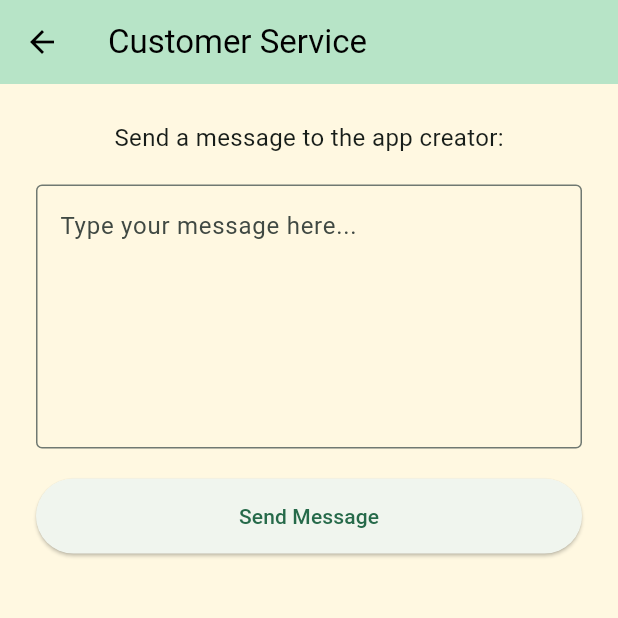
After one commit to Olegario-III/lockalistaapp, a Flutter app: the screen it shows once a user with an empty profile is signed in, item 4 of the bottom bar chosen, after a tap on "Customer Service", on a phone screen of 412 x 824 dp, the top half of it. The commit adds this screen. Run offline on Flutter 3.47's test engine with Material 3 defaults, Android fonts, the phone set to English and light mode, and no system bars; our stand-ins replace cached_network_image, cloud_firestore, firebase_auth, firebase_core, flutter_map, geolocator and 5 more; accounts and stored records are empty.

Commit message:
created a costumer service

```diff
--- a/lib/features/admin/admin_dashboard_page.dart
+++ b/lib/features/admin/admin_dashboard_page.dart
@@ -5,6 +5,7 @@ import 'approvals/approval_events_page.dart';
 import 'approvals/approval_stores_page.dart';
 import 'verification/verification_requests_page.dart';
 import 'reports/reported_accounts_page.dart';
+import 'customer_messages/admin_customer_messages_page.dart';
 
 class AdminDashboardPage extends StatelessWidget {
   const AdminDashboardPage({super.key});
@@ -12,7 +13,7 @@ class AdminDashboardPage extends StatelessWidget {
   @override
   Widget build(BuildContext context) {
     return DefaultTabController(
-      length: 4,
+      length: 5, // ✅ changed from 4 to 5
       child: Scaffold(
         appBar: AppBar(
           title: const Text('Admin Dashboard'),
@@ -23,6 +24,7 @@ class AdminDashboardPage extends StatelessWidget {
               Tab(text: 'Pending Stores'),
               Tab(text: 'Verifications'),
               Tab(text: 'Reports'),
+              Tab(text: 'Messages'), // ✅ NEW TAB
             ],
           ),
         ),
@@ -32,6 +34,7 @@ class AdminDashboardPage extends StatelessWidget {
             ApprovalStoresPage(),
             VerificationRequestsPage(),
             ReportedAccountsPage(),
+            AdminCustomerMessagesPage(), // ✅ NEW PAGE
           ],
         ),
       ),
--- /dev/null
+++ b/lib/features/profile/customer_service_page.dart
@@ -0,0 +1,86 @@
+import 'package:flutter/material.dart';
+import 'package:cloud_firestore/cloud_firestore.dart';
+import 'package:firebase_auth/firebase_auth.dart';
+
+class CustomerServicePage extends StatefulWidget {
+  const CustomerServicePage({super.key});
+
+  @override
+  State<CustomerServicePage> createState() => _CustomerServicePageState();
+}
+
+class _CustomerServicePageState extends State<CustomerServicePage> {
+  final TextEditingController _messageController = TextEditingController();
+  bool isSending = false;
+
+  Future<void> sendMessage() async {
+    final user = FirebaseAuth.instance.currentUser;
+
+    if (user == null) return;
+
+    if (_messageController.text.trim().isEmpty) {
+      ScaffoldMessenger.of(context).showSnackBar(
+        const SnackBar(content: Text("Please enter a message")),
+      );
+      return;
+    }
+
+    setState(() => isSending = true);
+
+    await FirebaseFirestore.instance.collection("customer_messages").add({
+      "userId": user.uid,
+      "userEmail": user.email,
+      "message": _messageController.text.trim(),
+      "createdAt": FieldValue.serverTimestamp(),
+      "status": "unread",
+    });
+
+    setState(() => isSending = false);
+    _messageController.clear();
+
+    ScaffoldMessenger.of(context).showSnackBar(
+      const SnackBar(content: Text("Message sent successfully")),
+    );
+
+    Navigator.pop(context);
+  }
+
+  @override
+  Widget build(BuildContext context) {
+    return Scaffold(
+      appBar: AppBar(
+        title: const Text("Customer Service"),
+      ),
+      body: Padding(
+        padding: const EdgeInsets.all(24),
+        child: Column(
+          children: [
+            const Text(
+              "Send a message to the app creator:",
+              style: TextStyle(fontSize: 16),
+            ),
+            const SizedBox(height: 20),
+            TextField(
+              controller: _messageController,
+              maxLines: 6,
+              decoration: const InputDecoration(
+                hintText: "Type your message here...",
+                border: OutlineInputBorder(),
+              ),
+            ),
+            const SizedBox(height: 20),
+            ElevatedButton(
+              onPressed: isSending ? null : sendMessage,
+              style: ElevatedButton.styleFrom(
+                minimumSize: const Size(double.infinity, 50),
+              ),
+              child: isSending
+                  ? const CircularProgressIndicator()
+                  : const Text("Send Message"),
+            ),
+          ],
+        ),
+      ),
+    );
+  }
+}
--- a/lib/features/profile/profile_page.dart
+++ b/lib/features/profile/profile_page.dart
@@ -4,6 +4,7 @@ import 'package:cloud_firestore/cloud_firestore.dart';
 import 'package:cached_network_image/cached_network_image.dart';
 import 'package:provider/provider.dart';
 
+import '/features/profile/customer_service_page.dart';
 import '/features/profile/edit_profile_page.dart';
 import '/features/profile/profile_stores_list.dart';
 import '/features/profile/profile_events_list.dart';
@@ -280,6 +281,27 @@ class _ProfilePageState extends State<ProfilePage> {
                               ),
                             ),
                           ),
+
+                        const SizedBox(height: 12),
+
+                        /// ✅ CUSTOMER SERVICE BUTTON
+                        ElevatedButton.icon(
+                          icon: const Icon(Icons.support_agent),
+                          label: const Text("Customer Service"),
+                          onPressed: () {
+                            Navigator.push(
+                              context,
+                              MaterialPageRoute(
+                                builder: (_) =>
+                                    const CustomerServicePage(),
+                              ),
+                            );
+                          },
+                          style: ElevatedButton.styleFrom(
+                            minimumSize:
+                                const Size(double.infinity, 48),
+                          ),
+                        ),
                       ],
                     ],
                   ),
--- a/lib/features/stores/edit_store_page.dart
+++ b/lib/features/stores/edit_store_page.dart
@@ -276,7 +276,7 @@ class _EditStorePageState extends State<EditStorePage> {
 
                       /// STORE TYPE
                       DropdownButtonFormField<String>(
-                        value: selectedType,
+                        initialValue: selectedType,
                         decoration:
                             const InputDecoration(labelText: 'Store Type'),
                         items: storeTypes
@@ -314,7 +314,7 @@ class _EditStorePageState extends State<EditStorePage> {
 
                       /// BARANGAY
                       DropdownButtonFormField<String>(
-                        value: selectedBarangay,
+                        initialValue: selectedBarangay,
                         decoration:
                             const InputDecoration(labelText: 'Barangay'),
                         items: barangays
```
Also changed, not shown: lib/features/admin/customer_messages/admin_customer_messages_page.dart (added, +88 -0 lines).
